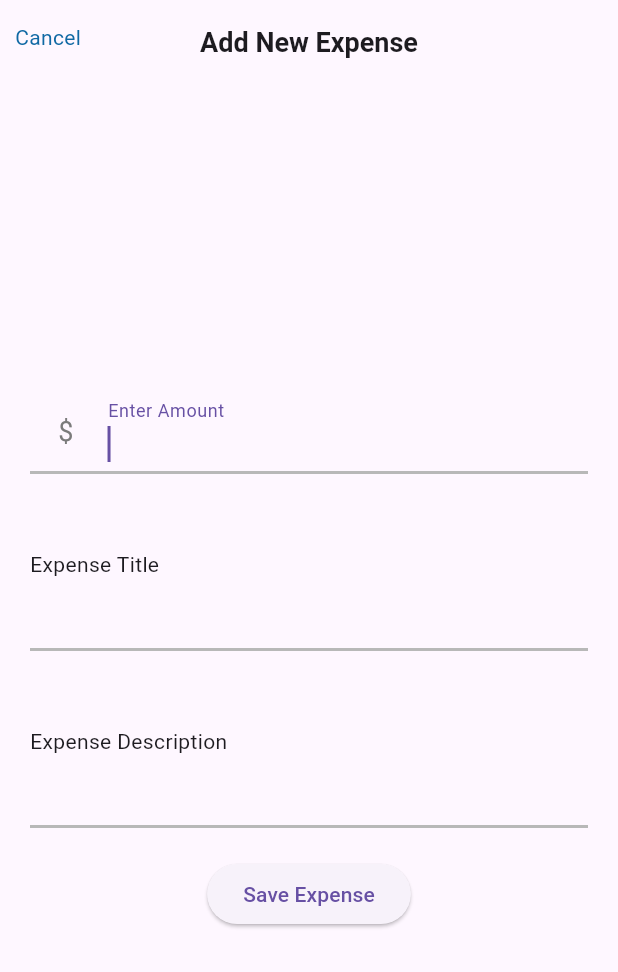
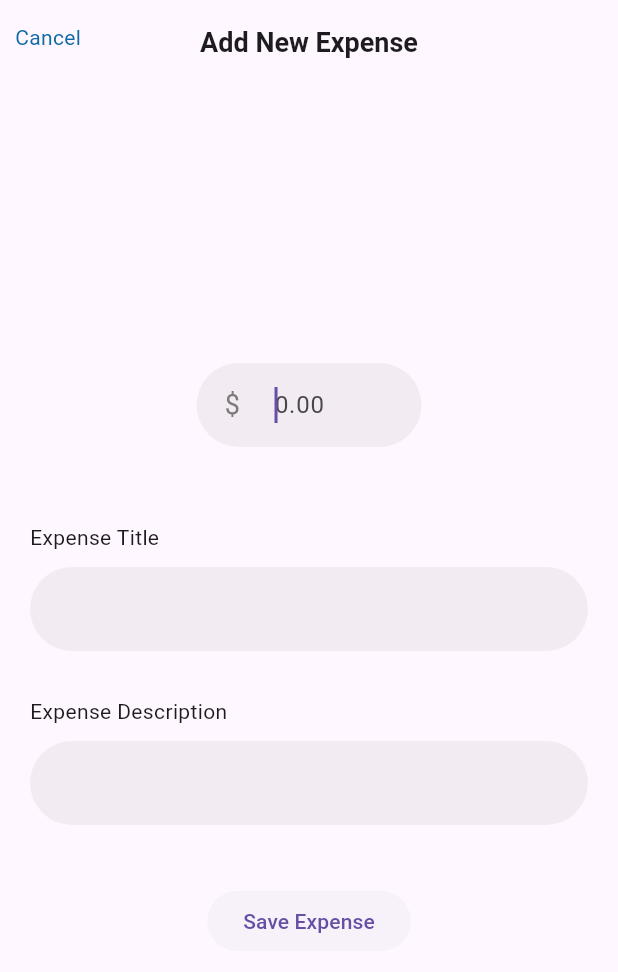
Before and after one commit to ankit-kr-codes/Expen, a Flutter app: the AddExpense screen opened by its route, on a phone screen of 412 x 824 dp. Shown: the top 972 px of the screen. Run offline on Flutter 3.47's test engine with Material 3 defaults, Android fonts, the phone set to English and light mode, and no system bars; our stand-ins replace equatable, fl_chart, flutter_bloc, go_router, package_info_plus, shared_preferences; missing offline and left inert: flutter_material_pickers; accounts and stored records are empty.

Commit message:
Added launcher icon and redesigned add expense page

```diff
--- a/lib/core/theme.dart
+++ b/lib/core/theme.dart
@@ -1,6 +1,8 @@
 import 'package:flutter/material.dart';
 
 class AppColors {
+  static Color transparent = const Color.fromRGBO(0, 0, 0, 0);
+  static Color lightTransparent = const Color.fromRGBO(116, 116, 116, 0.09);
   static Color white = const Color.fromRGBO(255, 255, 255, 1);
   static Color black = const Color.fromRGBO(0, 0, 0, 1);
   static Color grey = const Color.fromRGBO(184, 184, 184, 1);
--- a/lib/domain/currency_symbol.dart
+++ b/lib/domain/currency_symbol.dart
@@ -1,7 +1,7 @@
 List<Map<String, String>> currencySymbol = [
-  {"name": "US Dollar", "symbol": "\$"},
+  {"name": "Dollar", "symbol": "\$"},
   {"name": "Euro", "symbol": "€"},
-  {"name": "Indian Rupee", "symbol": "₹"},
+  {"name": "Rupee", "symbol": "₹"},
   {"name": "Pound", "symbol": "£"},
   {"name": "Yen", "symbol": "¥"},
   {"name": "Won", "symbol": "₩"},
--- a/lib/pages/add_expense.dart
+++ b/lib/pages/add_expense.dart
@@ -20,8 +20,9 @@ class _AddExpenseState extends State<AddExpense> {
   TextEditingController titleController = TextEditingController();
   TextEditingController subTitleController = TextEditingController();
 
-  final UnderlineInputBorder _border = UnderlineInputBorder(
-    borderSide: BorderSide(width: 2, color: AppColors.grey),
+  final OutlineInputBorder _outlineInputBorder = OutlineInputBorder(
+    borderRadius: BorderRadius.circular(30),
+    borderSide: BorderSide.none,
   );
 
   @override
@@ -49,12 +50,17 @@ class _AddExpenseState extends State<AddExpense> {
         child: Column(
           mainAxisAlignment: MainAxisAlignment.center,
           children: [
-            TextField(
+            SizedBox(
+              width: 150,
+              child: TextField(
                 controller: numController,
                 keyboardType: TextInputType.number,
                 autofocus: true,
                 decoration: InputDecoration(
-                labelText: "Enter Amount",
+                  filled: true,
+                  fillColor: AppColors.lightTransparent,
+                  // labelText: "Enter Amount",
+                  hintText: "0.00",
                   prefixIcon: BlocBuilder<CurrencyBloc, CurrencyState>(
                     builder: (context, state) {
                       return SizedBox(
@@ -76,9 +82,11 @@ class _AddExpenseState extends State<AddExpense> {
                     },
                   ),
                   prefixStyle: TextStyle(color: AppColors.grey),
-                border: _border,
-                enabledBorder: _border,
-                focusedBorder: _border,
+                  border: _outlineInputBorder,
+                  enabledBorder: _outlineInputBorder,
+                  focusedBorder: _outlineInputBorder,
+                  hoverColor: AppColors.transparent,
+                ),
               ),
             ),
             const SizedBox(height: 50),
@@ -87,29 +95,37 @@ class _AddExpenseState extends State<AddExpense> {
               child: Text("Expense Title"),
               //
             ),
+            const SizedBox(height: 10),
             TextField(
               controller: titleController,
               decoration: InputDecoration(
-                border: _border,
-                enabledBorder: _border,
-                focusedBorder: _border,
+                filled: true,
+                fillColor: AppColors.lightTransparent,
+                border: _outlineInputBorder,
+                enabledBorder: _outlineInputBorder,
+                focusedBorder: _outlineInputBorder,
+                hoverColor: AppColors.transparent,
               ),
             ),
-            const SizedBox(height: 50),
+            const SizedBox(height: 30),
             const Align(
               alignment: Alignment.centerLeft,
               child: Text("Expense Description"),
               //
             ),
+            const SizedBox(height: 10),
             TextField(
               controller: subTitleController,
               decoration: InputDecoration(
-                border: _border,
-                enabledBorder: _border,
-                focusedBorder: _border,
+                filled: true,
+                fillColor: AppColors.lightTransparent,
+                border: _outlineInputBorder,
+                enabledBorder: _outlineInputBorder,
+                focusedBorder: _outlineInputBorder,
+                hoverColor: AppColors.transparent,
               ),
             ),
-            const SizedBox(height: 20),
+            const SizedBox(height: 40),
             ElevatedButton(
               onPressed: () {
                 if (numController.text.isNotEmpty) {
@@ -159,6 +175,10 @@ class _AddExpenseState extends State<AddExpense> {
                   );
                 }
               },
+              style: ButtonStyle(
+                elevation: const WidgetStatePropertyAll(0),
+                overlayColor: WidgetStatePropertyAll(AppColors.transparent),
+              ),
               child: const Text("Save Expense"),
             ),
           ],
--- a/lib/pages/chart.dart
+++ b/lib/pages/chart.dart
@@ -35,7 +35,7 @@ class Chart extends StatelessWidget {
               scrollDirection: Axis.horizontal,
               child: SizedBox(
                 width: max(7, amountList.length) * 55,
-                height: mediaQuery.height * 0.7,
+                height: mediaQuery.height * 0.6,
                 child: BarChart(
                   BarChartData(
                     extraLinesData: ExtraLinesData(
--- a/lib/pages/settings.dart
+++ b/lib/pages/settings.dart
@@ -66,16 +66,10 @@ class _SettingsState extends State<Settings> {
                 items: const [
                   DropdownMenuItem(
                     value: AppTheme.system,
-                    child: Text("System Theme"),
+                    child: Text("System"),
                   ),
-                  DropdownMenuItem(
-                    value: AppTheme.light,
-                    child: Text("Light Theme"),
-                  ),
-                  DropdownMenuItem(
-                    value: AppTheme.dark,
-                    child: Text("Dark Theme"),
-                  ),
+                  DropdownMenuItem(value: AppTheme.light, child: Text("Light")),
+                  DropdownMenuItem(value: AppTheme.dark, child: Text("Dark")),
                 ],
                 onChanged: (AppTheme? newTheme) {
                   if (newTheme != null) {
```
Also changed, not shown: pubspec.yaml (+9 -2 lines), assets/images/icon.png (added), pubspec.lock, 68 other files. Lines whose indentation alone changed are shown as unchanged.
